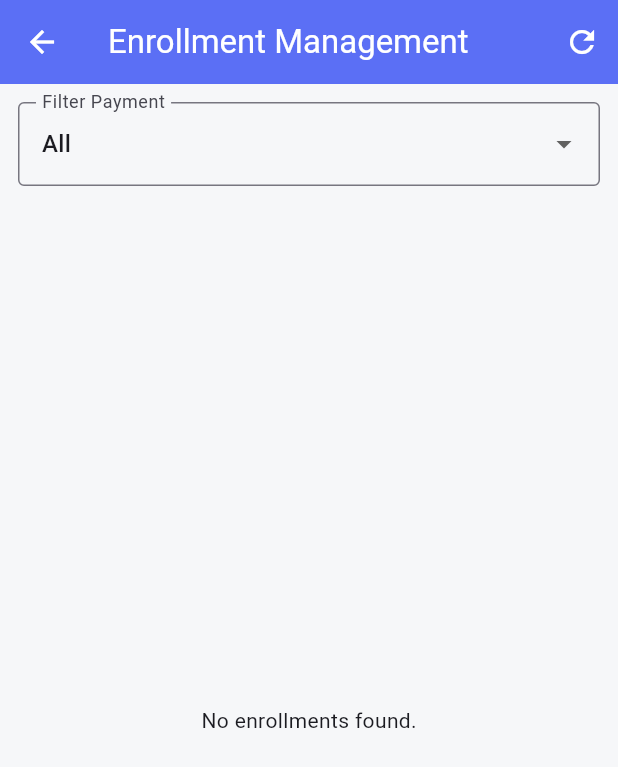
After one commit to Mochaliew/Mobile-Assignment, a Flutter app: the AdminDashboard screen opened directly, scrolled down 576 dp, after a tap on "Enrollment Management", on a phone screen of 412 x 824 dp. The commit adds this screen. Shown: the top 767 px of the screen. Run offline on Flutter 3.47's test engine with Material 3 defaults, Android fonts, the phone set to English and light mode, and no system bars; our stand-ins replace file_picker, supabase_flutter; accounts and stored records are empty.

Commit message:
admin enrollment n role

```diff
--- a/lib/admin_screens/admin_dashboard.dart
+++ b/lib/admin_screens/admin_dashboard.dart
@@ -10,6 +10,8 @@ import 'transactions.dart';
 import 'system_settings.dart';
 import 'audit_logs.dart';
 import 'manage_teachers.dart';
+import 'role_permission.dart';
+import 'enrollment_management.dart';
 
 class AdminDashboard extends StatefulWidget {
   const AdminDashboard({super.key});
@@ -265,6 +267,30 @@ class _AdminDashboardState extends State<AdminDashboard> {
                 },
               ),
 
+              _MenuCard(
+                icon: Icons.security,
+                title: 'Role & Permission',
+                subtitle: 'View access rights for each user role',
+                onTap: () {
+                  Navigator.push(
+                    context,
+                    MaterialPageRoute(builder: (_) => const RolePermissionScreen()),
+                  );
+                },
+              ),
+
+              _MenuCard(
+                icon: Icons.assignment,
+                title: 'Enrollment Management',
+                subtitle: 'View and filter course enrollments',
+                onTap: () {
+                  Navigator.push(
+                    context,
+                    MaterialPageRoute(builder: (_) => const EnrollmentManagement()),
+                  );
+                },
+              ),
+
               const SizedBox(height: 24),
               const Text(
                 'Latest Activities',
--- /dev/null
+++ b/lib/admin_screens/enrollment_management.dart
@@ -0,0 +1,156 @@
+import 'package:flutter/material.dart';
+import 'package:supabase_flutter/supabase_flutter.dart';
+
+class EnrollmentManagement extends StatefulWidget {
+  const EnrollmentManagement({super.key});
+
+  @override
+  State<EnrollmentManagement> createState() => _EnrollmentManagementState();
+}
+
+class _EnrollmentManagementState extends State<EnrollmentManagement> {
+  final supabase = Supabase.instance.client;
+
+  bool _isLoading = false;
+  List<dynamic> enrollments = [];
+  String filter = 'All';
+
+  final filters = ['All', 'Paid', 'Unpaid'];
+
+  @override
+  void initState() {
+    super.initState();
+    fetchEnrollments();
+  }
+
+  Future<void> fetchEnrollments() async {
+    setState(() => _isLoading = true);
+
+    try {
+      var query = supabase.from('enrollments').select(
+          'enrollment_id, enrolled_at, payment_status, payment_method, amount_paid, students(users(full_name, email)), courses(title)');
+
+      if (filter == 'Paid') {
+        query = query.eq('payment_status', true);
+      } else if (filter == 'Unpaid') {
+        query = query.eq('payment_status', false);
+      }
+
+      final response =
+      await query.order('enrolled_at', ascending: false);
+
+      setState(() {
+        enrollments = response;
+      });
+    } catch (e) {
+      showMessage('Error loading enrollments: $e');
+    } finally {
+      setState(() => _isLoading = false);
+    }
+  }
+
+  void showMessage(String message) {
+    ScaffoldMessenger.of(context)
+      ..clearSnackBars()
+      ..showSnackBar(SnackBar(content: Text(message)));
+  }
+
+  String formatDate(String? value) {
+    if (value == null) return '-';
+    return value.replaceFirst('T', ' ').split('.').first;
+  }
+
+  @override
+  Widget build(BuildContext context) {
+    return Scaffold(
+      backgroundColor: const Color(0xFFF6F7F9),
+      appBar: AppBar(
+        title: const Text('Enrollment Management'),
+        backgroundColor: const Color(0xFF5B6FF5),
+        foregroundColor: Colors.white,
+        actions: [
+          IconButton(
+            onPressed: fetchEnrollments,
+            icon: const Icon(Icons.refresh),
+          ),
+        ],
+      ),
+      body: Column(
+        children: [
+          Padding(
+            padding: const EdgeInsets.all(12),
+            child: DropdownButtonFormField<String>(
+              value: filter,
+              decoration: const InputDecoration(
+                labelText: 'Filter Payment',
+                border: OutlineInputBorder(),
+              ),
+              items: filters.map((f) {
+                return DropdownMenuItem(
+                  value: f,
+                  child: Text(f),
+                );
+              }).toList(),
+              onChanged: (value) {
+                if (value == null) return;
+                setState(() => filter = value);
+                fetchEnrollments();
+              },
+            ),
+          ),
+          Expanded(
+            child: _isLoading
+                ? const Center(child: CircularProgressIndicator())
+                : enrollments.isEmpty
+                ? const Center(child: Text('No enrollments found.'))
+                : ListView.builder(
+              padding: const EdgeInsets.all(12),
+              itemCount: enrollments.length,
+              itemBuilder: (context, index) {
+                final e = enrollments[index];
+                final student = e['students']?['users'];
+                final course = e['courses'];
+
+                return Card(
+                  margin: const EdgeInsets.only(bottom: 12),
+                  child: ListTile(
+                    leading: CircleAvatar(
+                      backgroundColor: e['payment_status']
+                          ? Colors.green
+                          : Colors.red,
+                      child: Icon(
+                        e['payment_status']
+                            ? Icons.check
+                            : Icons.close,
+                        color: Colors.white,
+                      ),
+                    ),
+                    title: Text(course?['title'] ?? 'Unknown Course'),
+                    subtitle: Column(
+                      crossAxisAlignment: CrossAxisAlignment.start,
+                      children: [
+                        Text('Student: ${student?['full_name'] ?? '-'}'),
+                        Text('Email: ${student?['email'] ?? '-'}'),
+                        Text('Payment: ${e['payment_method'] ?? '-'}'),
+                        Text('Date: ${formatDate(e['enrolled_at'])}'),
+                      ],
+                    ),
+                    trailing: Text(
+                      'RM ${e['amount_paid'] ?? 0}',
+                      style: TextStyle(
+                        fontWeight: FontWeight.bold,
+                        color: e['payment_status']
+                            ? Colors.green
+                            : Colors.red,
+                      ),
+                    ),
+                  ),
+                );
+              },
+            ),
+          ),
+        ],
+      ),
+    );
+  }
+}
```
Also changed, not shown: lib/admin_screens/role_permission.dart (added, +74 -0 lines).
